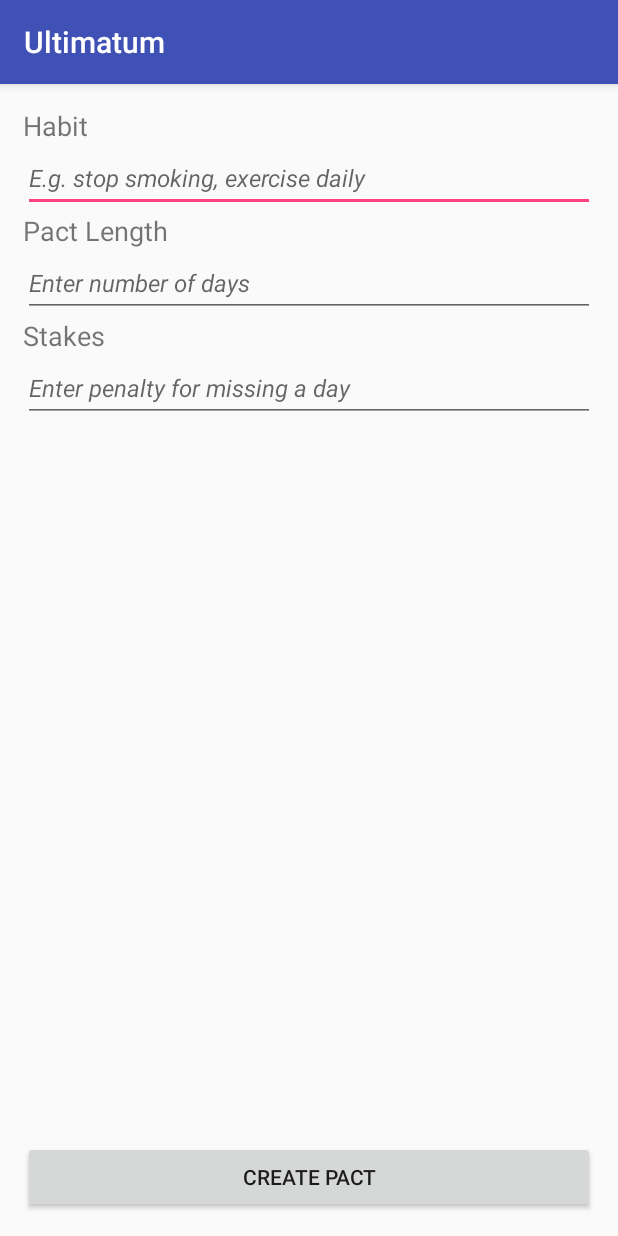
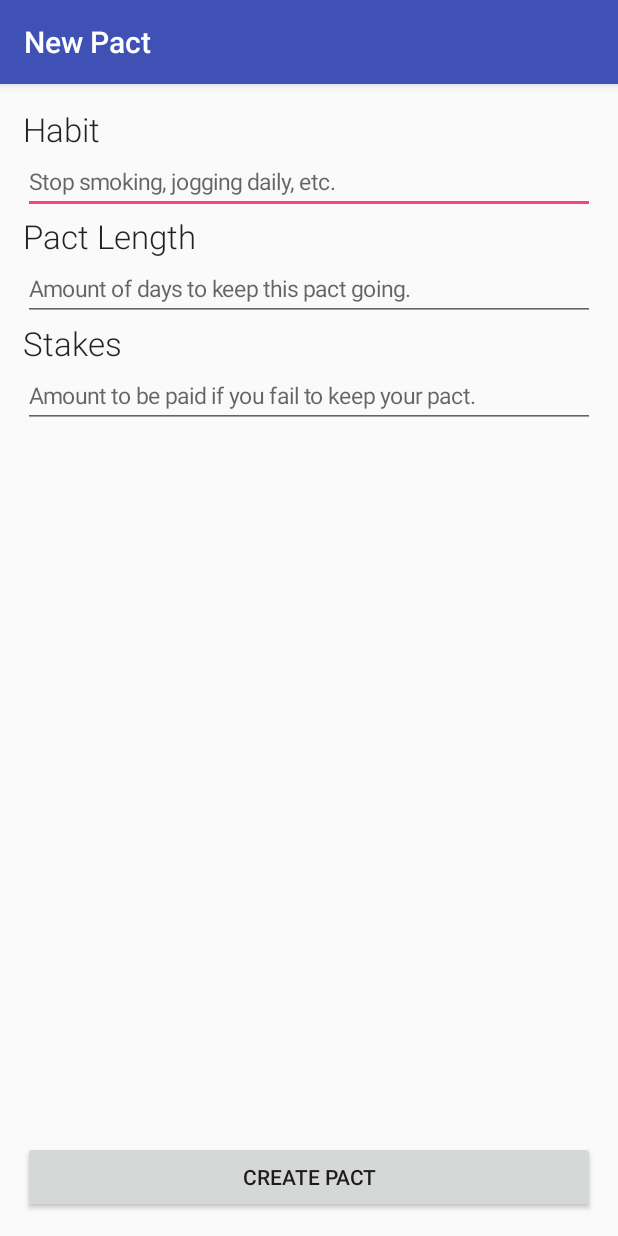
Before and after one commit to Zayd-Waves/Ultimatum, an Android app: the NewPactActivity screen opened directly, with no data from a screen before it, on a phone screen of 412 x 824 dp. Run offline under Robolectric (Android 15) with nearby library versions, the phone set to English and light mode, and no system bars.

Commit message:
ui tweaks

```diff
--- a/Ultimatum/app/src/main/java/com/electricpanda/ultimatum/AppIntroduction.java
+++ b/Ultimatum/app/src/main/java/com/electricpanda/ultimatum/AppIntroduction.java
@@ -21,7 +21,7 @@
 
         mContext = this;
         addSlide(CustomSlide.newInstance(R.layout.first_slide));
-        addSlide(CustomSlide.newInstance(R.layout.second_slide));
+        //addSlide(CustomSlide.newInstance(R.layout.second_slide));
 
     }
 
--- a/Ultimatum/app/src/main/java/com/electricpanda/ultimatum/SplashActivity.java
+++ b/Ultimatum/app/src/main/java/com/electricpanda/ultimatum/SplashActivity.java
@@ -26,7 +26,7 @@
         NetworkManager.instantiateRequestQueue(this);
 
         SharedPreferences prefs = PreferencesManager.getPreferences(this);
-        if(prefs.getBoolean("firstTime", false) || PreferencesManager.getUsername(mContext) == null) {
+        if(!prefs.getBoolean("firstTime", false) || PreferencesManager.getUsername(mContext) == null) {
             /* It's the first time, the app is being run. Let's introduce things. */
             startAppIntroduction();
         } else {
--- /dev/null
+++ b/Ultimatum/app/src/main/res/drawable/minimal_button_background.xml
@@ -0,0 +1,6 @@
+<?xml version="1.0" encoding="utf-8"?>
+<selector xmlns:android="http://schemas.android.com/apk/res/android">
+    <item android:drawable="@drawable/pressed_color"
+        android:state_pressed="true" />
+    <item android:drawable="@drawable/normal_color" />
+</selector>
--- a/Ultimatum/app/src/main/res/layout/activity_new_pact.xml
+++ b/Ultimatum/app/src/main/res/layout/activity_new_pact.xml
@@ -13,13 +13,13 @@
         android:fillViewport="true" >
 
         <RelativeLayout
-            android:layout_width="match_parent"
-            android:layout_height="match_parent">
+        android:layout_width="match_parent"
+        android:layout_height="match_parent">
 
             <LinearLayout
-                android:layout_width="match_parent"
-                android:layout_height="match_parent"
-                android:orientation="vertical">
+            android:layout_width="match_parent"
+            android:layout_height="match_parent"
+            android:orientation="vertical">
 
                 <LinearLayout
                     android:layout_width="match_parent"
@@ -33,9 +33,10 @@
                     <TextView
                         android:layout_width="match_parent"
                         android:layout_height="wrap_content"
+                        android:textAppearance="?android:attr/textAppearanceLarge"
+                        android:fontFamily="sans-serif-light"
                         android:id="@+id/habitText"
-                        android:text="Habit"
-                        android:textSize="18sp" />
+                        android:text="Habit"/>
 
                     <EditText
                         android:layout_width="match_parent"
@@ -43,20 +44,23 @@
                         android:inputType="textPersonName"
                         android:ems="10"
                         android:id="@+id/habitField"
+                        android:textSize="15sp"
                         android:hint="@string/habitFieldHint" />
 
                     <TextView
                         android:text="Pact Length"
                         android:layout_width="match_parent"
                         android:layout_height="wrap_content"
-                        android:id="@+id/lengthText"
-                        android:textSize="18sp" />
+                        android:textAppearance="?android:attr/textAppearanceLarge"
+                        android:fontFamily="sans-serif-light"
+                        android:id="@+id/lengthText"/>
 
                     <EditText
                         android:layout_width="match_parent"
                         android:layout_height="wrap_content"
                         android:inputType="number"
                         android:ems="10"
+                        android:textSize="15sp"
                         android:id="@+id/lengthField"
                         android:hint="@string/lengthFieldHint" />
 
@@ -64,8 +68,9 @@
                         android:text="Stakes"
                         android:layout_width="match_parent"
                         android:layout_height="wrap_content"
-                        android:id="@+id/stakesText"
-                        android:textSize="18sp" />
+                        android:textAppearance="?android:attr/textAppearanceLarge"
+                        android:fontFamily="sans-serif-light"
+                        android:id="@+id/stakesText"/>
 
                     <EditText
                         android:layout_width="match_parent"
@@ -73,10 +78,10 @@
                         android:inputType="number"
                         android:ems="16"
                         android:id="@+id/stakesField"
+                        android:textSize="15sp"
                         android:hint="@string/stakesFieldHint" />
 
                 </LinearLayout>
-
 
                 <Button
                     android:text="Create Pact"
@@ -94,7 +99,6 @@
                     android:layout_marginRight="15dp"
                     android:layout_marginTop="15dp" />
 
-
             </LinearLayout>
 
         </RelativeLayout>
--- a/Ultimatum/app/src/main/res/layout/first_slide.xml
+++ b/Ultimatum/app/src/main/res/layout/first_slide.xml
@@ -44,7 +44,7 @@
         android:paddingLeft="64dp"
         android:paddingRight="64dp"
         android:textSize="16sp"
-        android:text="slide1"/>
+        android:text="Break bad habits and form new ones with the power of friendship!"/>
     <TextView
         android:layout_width="fill_parent"
         android:layout_height="64dp" />
--- a/Ultimatum/app/src/main/res/layout/pact_list_card_view_row.xml
+++ b/Ultimatum/app/src/main/res/layout/pact_list_card_view_row.xml
@@ -17,7 +17,8 @@
 
         <TextView
             android:id="@+id/habitText"
-            style="@android:style/TextAppearance.Medium"
+            style="@android:style/TextAppearance.Large"
+            android:textSize="15sp"
             android:layout_width="wrap_content"
             android:layout_height="60dp"
             android:padding="5dp" />
--- a/Ultimatum/app/src/main/res/values/colors.xml
+++ b/Ultimatum/app/src/main/res/values/colors.xml
@@ -2,7 +2,11 @@
 <resources>
     <color name="colorPrimary">#3F51B5</color>
     <color name="colorPrimaryDark">#303F9F</color>
+    <color name="colorPrimaryLight">#6271d0</color>
     <color name="colorAccent">#FF4081</color>
 
+    <!-- Minimal Button Values -->
     <color name="white">#FFFFFF</color>
+    <color name="grey_font">#ff9e9e9e</color>
+    <color name="text_shadow">#7F000000</color>
 </resources>
--- /dev/null
+++ b/Ultimatum/app/src/main/res/values/minimal_button_colours.xml
@@ -0,0 +1,5 @@
+<?xml version="1.0" encoding="utf-8"?>
+<resources>
+    <drawable name="pressed_color">@color/colorPrimaryLight</drawable> <!--custom color for pressed state -->
+    <drawable name="normal_color">@color/colorPrimary</drawable> <!--transparent color for normal state -->
+</resources>
--- a/Ultimatum/app/src/main/res/values/strings.xml
+++ b/Ultimatum/app/src/main/res/values/strings.xml
@@ -1,7 +1,8 @@
 <resources>
+
     <string name="app_name">Ultimatum</string>
+    <string name="habitFieldHint"><font size="15">Stop smoking, jogging daily, etc.</font></string>
+    <string name="lengthFieldHint"><font size="15">Amount of days to keep this pact going.</font></string>
+    <string name="stakesFieldHint"><font size="15">Amount to be paid if you fail to keep your pact.</font></string>
 
-    <string name="habitFieldHint"><font size="16"><i>E.g. stop smoking, exercise daily</i></font></string>
-    <string name="lengthFieldHint"><font size="16"><i>Enter number of days</i></font></string>
-    <string name="stakesFieldHint"><font size="16"><i>Enter penalty for missing a day</i></font></string>
 </resources>
```
Also changed, not shown: Ultimatum/app/src/main/AndroidManifest.xml (+12 -5 lines), Ultimatum/app/src/main/res/layout/minimal_button.xml (added, +23 -0 lines).
